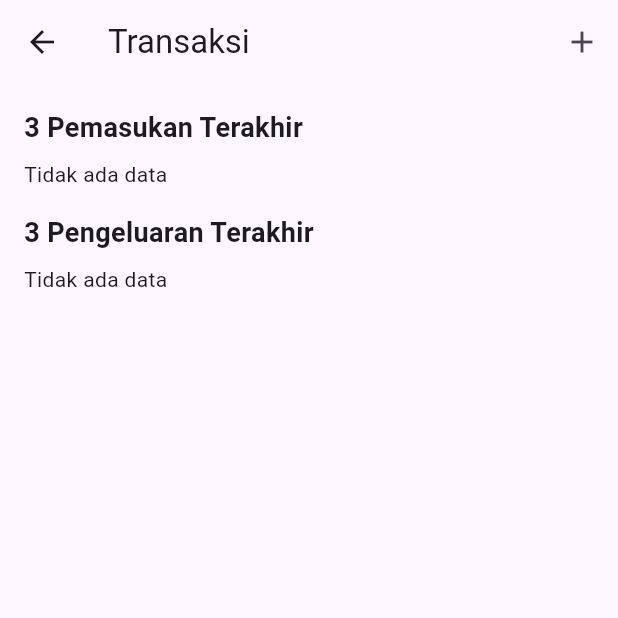
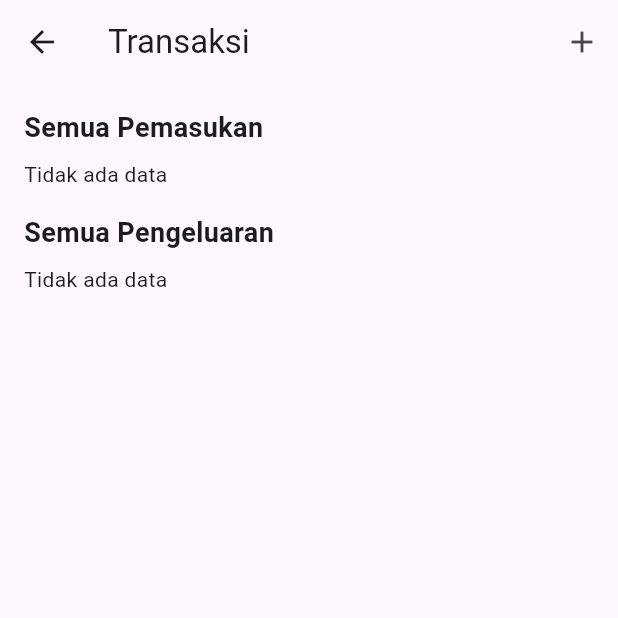
Before and after one commit to muhfarrasm/hemat_yu_dummy, a Flutter app: the TransaksiPage screen opened directly with empty values, on a phone screen of 412 x 824 dp, the top half of it. Run offline on Flutter 3.47's test engine with Material 3 defaults, Android fonts, the phone set to English and light mode, and no system bars; our stand-ins replace camera, equatable, fl_chart, flutter_bloc, flutter_secure_storage, geocoding and 2 more; accounts and stored records are empty; network calls fail.

Commit message:
REPAIR ERROR UPDATE TRANSAKSI

```diff
--- a/lib/presentation/pages/transaksi/transaksi_page.dart
+++ b/lib/presentation/pages/transaksi/transaksi_page.dart
@@ -1,11 +1,11 @@
-import 'dart:convert';
 import 'package:flutter/material.dart';
 import 'package:flutter_bloc/flutter_bloc.dart';
 import 'package:hematyu_app_dummy_fix/data/repository/transaksi_repository.dart';
 import 'package:hematyu_app_dummy_fix/presentation/pages/transaksi/add_transaksi_page%20.dart';
+
+import 'package:hematyu_app_dummy_fix/presentation/pages/transaksi/widget/transaksi_list_view.dart';
 import 'package:hematyu_app_dummy_fix/presentation/transaksi/bloc/transaksi_bloc.dart';
 import 'package:hematyu_app_dummy_fix/service/service_http_client.dart';
-import 'package:intl/intl.dart';
 
 class TransaksiPage extends StatelessWidget {
   final VoidCallback onBackToDashboard;
@@ -28,13 +28,11 @@
               Navigator.push(
                 context,
                 MaterialPageRoute(
-                  builder:
-                      (_) => BlocProvider(
-                        create:
-                            (_) => TransaksiBloc(
+                  builder: (_) => BlocProvider(
+                    create: (_) => TransaksiBloc(
                       TransaksiRepository(ServiceHttpClient()),
                     ),
-                        child: AddTransaksiPage(),
+                    child: const AddTransaksiPage(),
                   ),
                 ),
               );
@@ -42,112 +40,30 @@
           ),
         ],
       ),
-      body: Padding(
+      body: ListView(
         padding: const EdgeInsets.all(16),
-        child: SingleChildScrollView(
-          child: Column(
-            crossAxisAlignment: CrossAxisAlignment.start,
         children: const [
           Text(
-                '3 Pemasukan Terakhir',
+            'Semua Pemasukan',
             style: TextStyle(fontSize: 18, fontWeight: FontWeight.bold),
           ),
           SizedBox(height: 8),
-              _TransaksiListView(
-                endpoint: '/pemasukan?limit=3',
+          TransaksiListView(
+            endpoint: '/pemasukan',
             isPemasukan: true,
           ),
           SizedBox(height: 16),
           Text(
-                '3 Pengeluaran Terakhir',
+            'Semua Pengeluaran',
             style: TextStyle(fontSize: 18, fontWeight: FontWeight.bold),
           ),
           SizedBox(height: 8),
-              _TransaksiListView(
-                endpoint: '/pengeluaran?limit=3',
+          TransaksiListView(
+            endpoint: '/pengeluaran',
             isPemasukan: false,
           ),
         ],
       ),
-        ),
-      ),
     );
   }
 }
-
-class _TransaksiListView extends StatefulWidget {
-  final String endpoint;
-  final bool isPemasukan;
-
-  const _TransaksiListView({required this.endpoint, required this.isPemasukan});
-
-  @override
-  State<_TransaksiListView> createState() => _TransaksiListViewState();
-}
-
-class _TransaksiListViewState extends State<_TransaksiListView> {
-  final ServiceHttpClient _httpClient = ServiceHttpClient();
-  final formatter = NumberFormat.currency(
-    locale: 'id',
-    symbol: 'Rp',
-    decimalDigits: 0,
-  );
-  List<dynamic> data = [];
-  bool loading = true;
-
-  @override
-  void initState() {
-    super.initState();
-    _loadData();
-  }
-
-  Future<void> _loadData() async {
-    try {
-      final response = await _httpClient.get(widget.endpoint, authorized: true);
-      if (response.statusCode == 200) {
-        final json = jsonDecode(response.body);
-        setState(() {
-          data = json['data'];
-          loading = false;
-        });
-      } else {
-        throw Exception("Gagal mengambil data");
-      }
-    } catch (e) {
-      print('❌ Error loading transaksi: $e');
-      setState(() => loading = false);
-    }
-  }
-
-  @override
-  Widget build(BuildContext context) {
-    if (loading) return const Center(child: CircularProgressIndicator());
-    if (data.isEmpty) return const Text('Tidak ada data');
-
-    return Column(
-      children:
-          data.map((item) {
-            final jumlah = double.tryParse(item['jumlah'].toString()) ?? 0;
-            final tanggal =
-                DateTime.tryParse(item['tanggal'] ?? '') ?? DateTime.now();
-            final lokasi = item['lokasi'] ?? '-';
-
-            return Card(
-              child: ListTile(
-                title: Text(
-                  formatter.format(jumlah),
-                  style: TextStyle(
-                    color: widget.isPemasukan ? Colors.green : Colors.red,
-                    fontWeight: FontWeight.bold,
-                  ),
-                ),
-                subtitle: Text(
-                  'Tanggal: ${DateFormat('dd MMM yyyy').format(tanggal)}\nLokasi: $lokasi',
-                  style: const TextStyle(fontSize: 12),
-                ),
-              ),
-            );
-          }).toList(),
-    );
-  }
-}
--- a/lib/presentation/transaksi/bloc/transaksi_event.dart
+++ b/lib/presentation/transaksi/bloc/transaksi_event.dart
@@ -13,3 +13,24 @@
 
   SubmitPengeluaran(this.data);
 }
+
+class UpdatePemasukan extends TransaksiEvent {
+  final int id;
+  final Map<String, dynamic> data;
+
+  UpdatePemasukan(this.id, this.data);
+}
+
+class UpdatePengeluaran extends TransaksiEvent {
+  final int id;
+  final Map<String, dynamic> data;
+
+  UpdatePengeluaran(this.id, this.data);
+}
+
+class DeleteTransaksi extends TransaksiEvent {
+  final bool isPemasukan;
+  final int id;
+
+  DeleteTransaksi({required this.id, required this.isPemasukan});
+}
```
Also changed, not shown: lib/presentation/pages/transaksi/detail_transaksi_page.dart (added, +61 -0 lines), lib/presentation/transaksi/bloc/transaksi_bloc.dart (+34 -0 lines), lib/service/service_http_client.dart (+17 -8 lines). Lines whose indentation alone changed are shown as unchanged.
